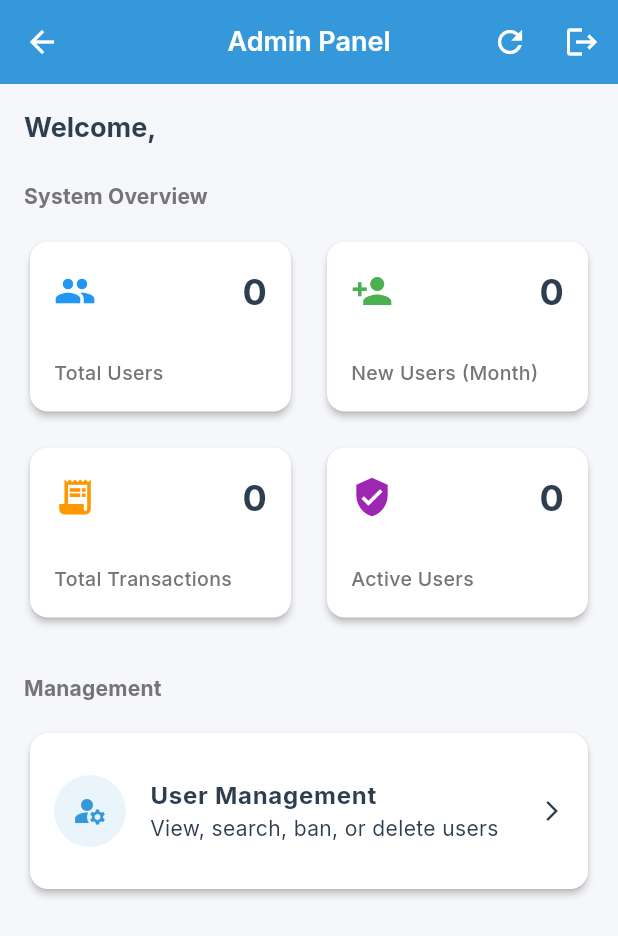
After one commit to Son1904/Final_Project_Expense_Manager_App, a Flutter app: the AdminDashboardScreen screen opened directly, after a tap on "User Management", after a tap on the "logout" icon, on a phone screen of 412 x 824 dp. The commit adds this screen. Shown: the top 936 px of the screen. Run offline on Flutter 3.47's test engine with Material 3 defaults, Android fonts, the phone set to English and light mode, and no system bars; our stand-ins replace dio, fl_chart, flutter_secure_storage, google_fonts, logger, shared_preferences; missing offline and left inert: universal_html; accounts and stored records are empty; network calls fail.

Commit message:
Implement Admin Dashboard, User Management, and System Stats

```diff
--- a/frontend/lib/data/models/user_model.dart
+++ b/frontend/lib/data/models/user_model.dart
@@ -4,14 +4,23 @@ class UserModel {
   final String email;
   final String fullName;
   final String? phone;
+  final String role;
+  final bool isBanned;
+  final String? banReason;
   final DateTime createdAt;
   final DateTime updatedAt;
+
+  /// Helper to check if user is admin
+  bool get isAdmin => role == 'admin';
 
   UserModel({
     required this.id,
     required this.email,
     required this.fullName,
     this.phone,
+    required this.role,
+    this.isBanned = false,
+    this.banReason,
     required this.createdAt,
     required this.updatedAt,
   });
@@ -23,6 +32,9 @@ class UserModel {
       email: json['email'] as String,
       fullName: json['fullName'] as String,  // Backend uses camelCase
       phone: json['phone'] as String?,
+      role: json['role'] as String? ?? 'user',  // Default to 'user' if not provided
+      isBanned: json['is_banned'] as bool? ?? false,
+      banReason: json['ban_reason'] as String?,
       createdAt: json['createdAt'] != null
           ? DateTime.parse(json['createdAt'] as String)
           : json['created_at'] != null
@@ -43,6 +55,9 @@ class UserModel {
       'email': email,
       'full_name': fullName,
       'phone': phone,
+      'role': role,
+      'is_banned': isBanned,
+      'ban_reason': banReason,
       'created_at': createdAt.toIso8601String(),
       'updated_at': updatedAt.toIso8601String(),
     };
@@ -54,6 +69,9 @@ class UserModel {
     String? email,
     String? fullName,
     String? phone,
+    String? role,
+    bool? isBanned,
+    String? banReason,
     DateTime? createdAt,
     DateTime? updatedAt,
   }) {
@@ -62,6 +80,9 @@ class UserModel {
       email: email ?? this.email,
       fullName: fullName ?? this.fullName,
       phone: phone ?? this.phone,
+      role: role ?? this.role,
+      isBanned: isBanned ?? this.isBanned,
+      banReason: banReason ?? this.banReason,
       createdAt: createdAt ?? this.createdAt,
       updatedAt: updatedAt ?? this.updatedAt,
     );
@@ -69,6 +90,6 @@ class UserModel {
 
   @override
   String toString() {
-    return 'UserModel(id: $id, email: $email, fullName: $fullName, phone: $phone)';
+    return 'UserModel(id: $id, email: $email, fullName: $fullName, role: $role)';
   }
 }
--- /dev/null
+++ b/frontend/lib/data/services/admin_service.dart
@@ -0,0 +1,62 @@
+import 'package:dio/dio.dart';
+import '../services/api_service.dart';
+
+class AdminService {
+  final ApiService _apiService;
+
+  AdminService(this._apiService);
+
+  /// Get system overview statistics
+  Future<Map<String, dynamic>> getSystemOverview() async {
+    try {
+      final response = await _apiService.get('/api/admin/stats/overview');
+      return response.data['data']['overview'];
+    } catch (e) {
+      rethrow;
+    }
+  }
+
+  /// Get all users with pagination and search
+  Future<Map<String, dynamic>> getAllUsers({
+    int page = 1,
+    int limit = 20,
+    String search = '',
+  }) async {
+    try {
+      final response = await _apiService.get(
+        '/api/admin/users',
+        queryParameters: {
+          'page': page,
+          'limit': limit,
+          'search': search,
+        },
+      );
+      return response.data['data'];
+    } catch (e) {
+      rethrow;
+    }
+  }
+
+  /// Toggle user ban status
+  Future<bool> toggleBanUser(String userId, String? reason) async {
+    try {
+      final response = await _apiService.patch(
+        '/api/admin/users/$userId/ban',
+        data: {'reason': reason},
+      );
+      return response.data['status'] == 'success';
+    } catch (e) {
+      rethrow;
+    }
+  }
+
+  /// Delete user
+  Future<bool> deleteUser(String userId) async {
+    try {
+      final response = await _apiService.delete('/api/admin/users/$userId');
+      return response.data['status'] == 'success';
+    } catch (e) {
+      rethrow;
+    }
+  }
+}
--- a/frontend/lib/main.dart
+++ b/frontend/lib/main.dart
@@ -23,6 +23,10 @@ import 'presentation/screens/transactions/add_edit_transaction_screen.dart';
 import 'presentation/screens/settings/settings_screen.dart';
 import 'presentation/screens/settings/change_password_screen.dart';
 import 'presentation/screens/settings/notification_settings_screen.dart';
+import 'presentation/screens/admin/admin_dashboard_screen.dart';
+import 'presentation/screens/admin/user_management_screen.dart';
+import 'presentation/providers/admin_provider.dart';
+import 'data/services/admin_service.dart';
 import 'data/models/budget_model.dart';
 import 'data/models/transaction_model.dart';
 
@@ -101,10 +105,16 @@ class MyApp extends StatelessWidget {
             apiService: apiService,
           ),
         ),
+        ChangeNotifierProvider(
+          create: (_) => AdminProvider(
+            AdminService(apiService),
+          ),
+        ),
       ],
       child: Consumer<AuthProvider>(
         builder: (context, authProvider, _) {
           return MaterialApp(
+            key: ValueKey(authProvider.isAuthenticated), // Force rebuild on auth change
             title: AppStrings.appName,
             debugShowCheckedModeBanner: false,
             theme: AppTheme.lightTheme,
@@ -114,6 +124,7 @@ class MyApp extends StatelessWidget {
               '/settings': (context) => const SettingsScreen(),
               '/settings/change-password': (context) => const ChangePasswordScreen(),
               '/settings/notifications': (context) => const NotificationSettingsScreen(),
+              '/admin/users': (context) => const UserManagementScreen(),
             },
             onGenerateRoute: (settings) {
               // Handle routes with parameters
@@ -148,10 +159,12 @@ class MyApp extends StatelessWidget {
               }
               return null;
             },
-            home: authProvider.isLoading
+            home: !authProvider.isInitialized
               ? const Scaffold(body: Center(child: CircularProgressIndicator()))
-              : (authProvider.isAuthenticated && authProvider.user != null)
-                ? const HomeScreen()
+              : authProvider.isAuthenticated && authProvider.user != null
+                ? (authProvider.user!.isAdmin
+                    ? const AdminDashboardScreen()  // Admin → Dashboard
+                    : const HomeScreen())            // User → App
                 : const LoginScreen(),
           );
         },
--- /dev/null
+++ b/frontend/lib/presentation/providers/admin_provider.dart
@@ -0,0 +1,104 @@
+import 'package:flutter/material.dart';
+import '../../data/services/admin_service.dart';
+
+class AdminProvider extends ChangeNotifier {
+  final AdminService _adminService;
+
+  AdminProvider(this._adminService);
+
+  bool _isLoading = false;
+  String? _error;
+  Map<String, dynamic>? _systemOverview;
+  List<dynamic> _users = [];
+
+  bool get isLoading => _isLoading;
+  String? get error => _error;
+  Map<String, dynamic>? get systemOverview => _systemOverview;
+  List<dynamic> get users => _users;
+
+  /// Load system overview stats
+  Future<void> loadSystemOverview() async {
+    _isLoading = true;
+    _error = null;
+    notifyListeners();
+
+    try {
+      _systemOverview = await _adminService.getSystemOverview();
+    } catch (e) {
+      _error = e.toString();
+    } finally {
+      _isLoading = false;
+      notifyListeners();
+    }
+  }
+
+  /// Get system stats and return them directly
+  Future<Map<String, dynamic>> getSystemStats() async {
+    await loadSystemOverview();
+    if (_error != null) {
+      throw Exception(_error);
+    }
+    return _systemOverview ?? {};
+  }
+
+  /// Load users list
+  Future<void> loadUsers({String search = ''}) async {
+    _isLoading = true;
+    _error = null;
+    notifyListeners();
+
+    try {
+      final data = await _adminService.getAllUsers(search: search);
+      _users = data['users'];
+    } catch (e) {
+      _error = e.toString();
+    } finally {
+      _isLoading = false;
+      notifyListeners();
+    }
+  }
+
+  /// Toggle ban status
+  Future<bool> toggleBanUser(String userId, String? reason) async {
+    try {
+      final success = await _adminService.toggleBanUser(userId, reason);
+      if (success) {
+        // Refresh user list locally
+        final index = _users.indexWhere((u) => u['id'] == userId);
+        if (index != -1) {
+          final currentStatus = _users[index]['is_banned'] == true;
+          _users[index]['is_banned'] = !currentStatus;
+          // Update reason locally too
+          if (!currentStatus) {
+             _users[index]['ban_reason'] = reason;
+          } else {
+             _users[index]['ban_reason'] = null;
+          }
+          notifyListeners();
+        }
+      }
+      return success;
+    } catch (e) {
+      _error = e.toString();
+      notifyListeners();
+      return false;
+    }
+  }
+
+  /// Delete user
+  Future<bool> deleteUser(String userId) async {
+    try {
+      final success = await _adminService.deleteUser(userId);
+      if (success) {
+        // Remove from list locally
+        _users.removeWhere((u) => u['id'] == userId);
+        notifyListeners();
+      }
+      return success;
+    } catch (e) {
+      _error = e.toString();
+      notifyListeners();
+      return false;
+    }
+  }
+}
--- /dev/null
+++ b/frontend/lib/presentation/screens/admin/admin_dashboard_screen.dart
@@ -0,0 +1,212 @@
+import 'package:flutter/material.dart';
+import '../../../core/constants/app_colors.dart';
+import '../../providers/auth_provider.dart';
+import '../../providers/admin_provider.dart';
+import 'package:provider/provider.dart';
+
+/// Minimal Admin Dashboard Screen
+/// Shows system overview and logout
+class AdminDashboardScreen extends StatefulWidget {
+  const AdminDashboardScreen({Key? key}) : super(key: key);
+
+  @override
+  State<AdminDashboardScreen> createState() => _AdminDashboardScreenState();
+}
+
+class _AdminDashboardScreenState extends State<AdminDashboardScreen> {
+  bool _isLoading = true;
+  Map<String, dynamic>? _stats;
+
+  @override
+  void initState() {
+    super.initState();
+    _loadStats();
+  }
+
+  Future<void> _loadStats() async {
+    try {
+      final adminProvider = context.read<AdminProvider>();
+      final stats = await adminProvider.getSystemStats();
+      if (mounted) {
+        setState(() {
+          _stats = stats;
+          _isLoading = false;
+        });
+      }
+    } catch (e) {
+      if (mounted) {
+        setState(() => _isLoading = false);
+        ScaffoldMessenger.of(context).showSnackBar(
+          SnackBar(content: Text('Failed to load stats: $e')),
+        );
+      }
+    }
+  }
+
+  @override
+  Widget build(BuildContext context) {
+    final authProvider = Provider.of<AuthProvider>(context, listen: false);
+    final user = authProvider.user;
+
+    return Scaffold(
+      appBar: AppBar(
+        title: const Text('Admin Panel'),
+        backgroundColor: AppColors.primary,
+        foregroundColor: Colors.white,
+        actions: [
+          IconButton(
+            icon: const Icon(Icons.refresh),
+            onPressed: _loadStats,
+          ),
+          IconButton(
+            icon: const Icon(Icons.logout),
+            onPressed: () async {
+              await authProvider.logout();
+            },
+          ),
+        ],
+      ),
+      body: _isLoading
+          ? const Center(child: CircularProgressIndicator())
+          : RefreshIndicator(
+              onRefresh: _loadStats,
+              child: SingleChildScrollView(
+                padding: const EdgeInsets.all(16),
+                child: Column(
+                  crossAxisAlignment: CrossAxisAlignment.start,
+                  children: [
+                    // Welcome Section
+                    Text(
+                      'Welcome, ${user?.fullName ?? 'Admin'}',
+                      style: Theme.of(context).textTheme.headlineSmall?.copyWith(
+                            fontWeight: FontWeight.bold,
+                          ),
+                    ),
+                    const SizedBox(height: 24),
+
+                    // Stats Grid
+                    Text(
+                      'System Overview',
+                      style: Theme.of(context).textTheme.titleMedium?.copyWith(
+                            color: Colors.grey[600],
+                            fontWeight: FontWeight.bold,
+                          ),
+                    ),
+                    const SizedBox(height: 16),
+                    GridView.count(
+                      crossAxisCount: 2,
+                      crossAxisSpacing: 16,
+                      mainAxisSpacing: 16,
+                      shrinkWrap: true,
+                      physics: const NeverScrollableScrollPhysics(),
+                      childAspectRatio: 1.5,
+                      children: [
+                        _buildStatCard(
+                          'Total Users',
+                          _stats?['total_users']?.toString() ?? '0',
+                          Icons.people,
+                          Colors.blue,
+                        ),
+                        _buildStatCard(
+                          'New Users (Month)',
+                          _stats?['new_users_this_month']?.toString() ?? '0',
+                          Icons.person_add,
+                          Colors.green,
+                        ),
+                        _buildStatCard(
+                          'Total Transactions',
+                          _stats?['total_transactions']?.toString() ?? '0',
+                          Icons.receipt_long,
+                          Colors.orange,
+                        ),
+                        _buildStatCard(
+                          'Active Users',
+                          _stats?['active_users']?.toString() ?? '0',
+                          Icons.verified_user,
+                          Colors.purple,
+                        ),
+                      ],
+                    ),
+
+                    const SizedBox(height: 32),
+
+                    // Quick Actions
+                    Text(
+                      'Management',
+                      style: Theme.of(context).textTheme.titleMedium?.copyWith(
+                            color: Colors.grey[600],
+                            fontWeight: FontWeight.bold,
+                          ),
+                    ),
+                    const SizedBox(height: 16),
+
+                    Card(
+                      elevation: 2,
+                      shape: RoundedRectangleBorder(
+                        borderRadius: BorderRadius.circular(12),
+                      ),
+                      child: ListTile(
+                        contentPadding: const EdgeInsets.all(16),
+                        leading: Container(
+                          padding: const EdgeInsets.all(12),
+                          decoration: BoxDecoration(
+                            color: AppColors.primary.withOpacity(0.1),
+                            shape: BoxShape.circle,
+                          ),
+                          child: Icon(Icons.manage_accounts, color: AppColors.primary),
+                        ),
+                        title: const Text(
+                          'User Management',
+                          style: TextStyle(fontWeight: FontWeight.bold),
+                        ),
+                        subtitle: const Text('View, search, ban, or delete users'),
+                        trailing: const Icon(Icons.arrow_forward_ios, size: 16),
+                        onTap: () {
+                          Navigator.pushNamed(context, '/admin/users');
+                        },
+                      ),
+                    ),
+                  ],
+                ),
+              ),
+            ),
+    );
+  }
+
+  Widget _buildStatCard(String title, String value, IconData icon, Color color) {
+    return Card(
+      elevation: 2,
+      shape: RoundedRectangleBorder(borderRadius: BorderRadius.circular(12)),
+      child: Padding(
+        padding: const EdgeInsets.all(16),
+        child: Column(
+          crossAxisAlignment: CrossAxisAlignment.start,
+          mainAxisAlignment: MainAxisAlignment.spaceBetween,
+          children: [
+            Row(
+              mainAxisAlignment: MainAxisAlignment.spaceBetween,
+              children: [
+                Icon(icon, color: color, size: 28),
+                Text(
+                  value,
+                  style: const TextStyle(
+                    fontSize: 24,
+                    fontWeight: FontWeight.bold,
+                  ),
+                ),
+              ],
+            ),
+            Text(
+              title,
+              style: TextStyle(
+                color: Colors.grey[600],
+                fontSize: 13,
+                fontWeight: FontWeight.w500,
+              ),
+            ),
+          ],
+        ),
+      ),
+    );
+  }
+}
--- /dev/null
+++ b/frontend/lib/presentation/screens/admin/user_management_screen.dart
@@ -0,0 +1,220 @@
+import 'dart:async';
+import 'package:flutter/material.dart';
+import 'package:provider/provider.dart';
+import '../../providers/admin_provider.dart';
+import '../../../core/constants/app_colors.dart';
+
+class UserManagementScreen extends StatefulWidget {
+  const UserManagementScreen({Key? key}) : super(key: key);
+
+  @override
+  State<UserManagementScreen> createState() => _UserManagementScreenState();
+}
+
+class _UserManagementScreenState extends State<UserManagementScreen> {
+  final _searchController = TextEditingController();
+  Timer? _debounce;
+
+  @override
+  void initState() {
+    super.initState();
+    WidgetsBinding.instance.addPostFrameCallback((_) {
+      context.read<AdminProvider>().loadUsers();
+    });
+  }
+
+  @override
+  void dispose() {
+    _debounce?.cancel();
+    _searchController.dispose();
+    super.dispose();
+  }
+
+  void _onSearchChanged(String query) {
+    if (_debounce?.isActive ?? false) _debounce!.cancel();
+    _debounce = Timer(const Duration(milliseconds: 500), () {
+      context.read<AdminProvider>().loadUsers(search: query);
+    });
+  }
+
+  @override
+  Widget build(BuildContext context) {
+    return Scaffold(
+      appBar: AppBar(
+        title: const Text('Manage Users'),
+        backgroundColor: AppColors.primary,
+        foregroundColor: Colors.white,
+      ),
+      body: Column(
+        children: [
+          Padding(
+            padding: const EdgeInsets.all(16.0),
+            child: TextField(
+              controller: _searchController,
+              decoration: InputDecoration(
+                labelText: 'Search Users',
+                prefixIcon: const Icon(Icons.search),
+                border: OutlineInputBorder(
+                  borderRadius: BorderRadius.circular(12),
+                ),
+                suffixIcon: IconButton(
+                  icon: const Icon(Icons.clear),
+                  onPressed: () {
+                    _searchController.clear();
+                    context.read<AdminProvider>().loadUsers();
+                  },
+                ),
+              ),
+              onChanged: _onSearchChanged,
+              onSubmitted: (value) {
+                if (_debounce?.isActive ?? false) _debounce!.cancel();
+                context.read<AdminProvider>().loadUsers(search: value);
+              },
+            ),
+          ),
+          Expanded(
+            child: Consumer<AdminProvider>(
+              builder: (context, provider, child) {
+                if (provider.isLoading) {
+                  return const Center(child: CircularProgressIndicator());
+                }
+
+                if (provider.error != null) {
+                  return Center(child: Text('Error: ${provider.error}'));
+                }
+
+                if (provider.users.isEmpty) {
+                  return const Center(child: Text('No users found'));
+                }
+
+                return ListView.builder(
+                  itemCount: provider.users.length,
+                  itemBuilder: (context, index) {
+                    final user = provider.users[index];
+                    final isBanned = user['is_banned'] == true;
+                    final isAdmin = user['role'] == 'admin';
+
+                    return Card(
+                      margin: const EdgeInsets.symmetric(horizontal: 16, vertical: 8),
+                      child: ListTile(
+                        leading: CircleAvatar(
+                          backgroundColor: isBanned ? Colors.red : (isAdmin ? Colors.purple : Colors.blue),
+                          child: Icon(
+                            isBanned ? Icons.block : (isAdmin ? Icons.admin_panel_settings : Icons.person),
+                            color: Colors.white,
+                          ),
+                        ),
+                        title: Text(
+                          user['full_name'] ?? 'Unknown',
+                          style: TextStyle(
+                            decoration: isBanned ? TextDecoration.lineThrough : null,
+                            color: isBanned ? Colors.grey : null,
+                          ),
+                        ),
+                        subtitle: Column(
+                          crossAxisAlignment: CrossAxisAlignment.start,
+                          children: [
+                            Text(user['email'] ?? ''),
+                            if (isBanned)
+                              Text(
+                                'Banned: ${user['ban_reason'] ?? 'No reason'}',
+                                style: const TextStyle(color: Colors.red, fontSize: 12),
+                              ),
+                          ],
+                        ),
+                        trailing: isAdmin
+                            ? null // Cannot edit other admins
+                            : PopupMenuButton<String>(
+                                onSelected: (value) {
+                                  if (value == 'ban') {
+                                    _showBanDialog(context, user);
+                                  } else if (value == 'delete') {
+                                    _showDeleteDialog(context, user);
+                                  }
+                                },
+                                itemBuilder: (context) => [
+                                  PopupMenuItem(
+                                    value: 'ban',
+                                    child: Text(isBanned ? 'Unban User' : 'Ban User'),
+                                  ),
+                                  const PopupMenuItem(
+                                    value: 'delete',
+                                    child: Text('Delete User', style: TextStyle(color: Colors.red)),
+                                  ),
+                                ],
+                              ),
+                      ),
+                    );
+                  },
+                );
+              },
+            ),
+          ),
+        ],
+      ),
+    );
+  }
+
+  void _showBanDialog(BuildContext context, Map<String, dynamic> user) {
+    final isBanned = user['is_banned'] == true;
+    final reasonController = TextEditingController();
+
+    if (isBanned) {
+      // Unban immediately
+      context.read<AdminProvider>().toggleBanUser(user['id'], null);
+      return;
+    }
+
+    showDialog(
+      context: context,
+      builder: (context) => AlertDialog(
+        title: Text('Ban ${user['full_name']}?'),
+        content: TextField(
+          controller: reasonController,
+          decoration: const InputDecoration(
+            labelText: 'Reason for ban',
+            hintText: 'Violation of terms...',
+          ),
+        ),
+        actions: [
+          TextButton(
+            onPressed: () => Navigator.pop(context),
+            child: const Text('Cancel'),
+          ),
+          ElevatedButton(
+            onPressed: () {
+              Navigator.pop(context);
+              context.read<AdminProvider>().toggleBanUser(user['id'], reasonController.text);
+            },
+            style: ElevatedButton.styleFrom(backgroundColor: Colors.red),
+            child: const Text('Ban User'),
+          ),
+        ],
+      ),
+    );
+  }
+
+  void _showDeleteDialog(BuildContext context, Map<String, dynamic> user) {
+    showDialog(
+      context: context,
+      builder: (context) => AlertDialog(
+        title: const Text('Delete User?'),
+        content: Text('Are you sure you want to delete ${user['full_name']}? This action cannot be undone.'),
+        actions: [
+          TextButton(
+            onPressed: () => Navigator.pop(context),
+            child: const Text('Cancel'),
+          ),
+          ElevatedButton(
+            onPressed: () {
+              Navigator.pop(context);
+              context.read<AdminProvider>().deleteUser(user['id']);
+            },
+            style: ElevatedButton.styleFrom(backgroundColor: Colors.red),
+            child: const Text('Delete'),
+          ),
+        ],
+      ),
+    );
+  }
+}
```
Also changed, not shown: frontend/lib/presentation/providers/auth_provider.dart (+19 -1 lines), frontend/lib/presentation/screens/auth/login_screen.dart (+40 -6 lines), frontend/lib/presentation/screens/settings/settings_screen.dart (+7 -7 lines), 8 other files.
